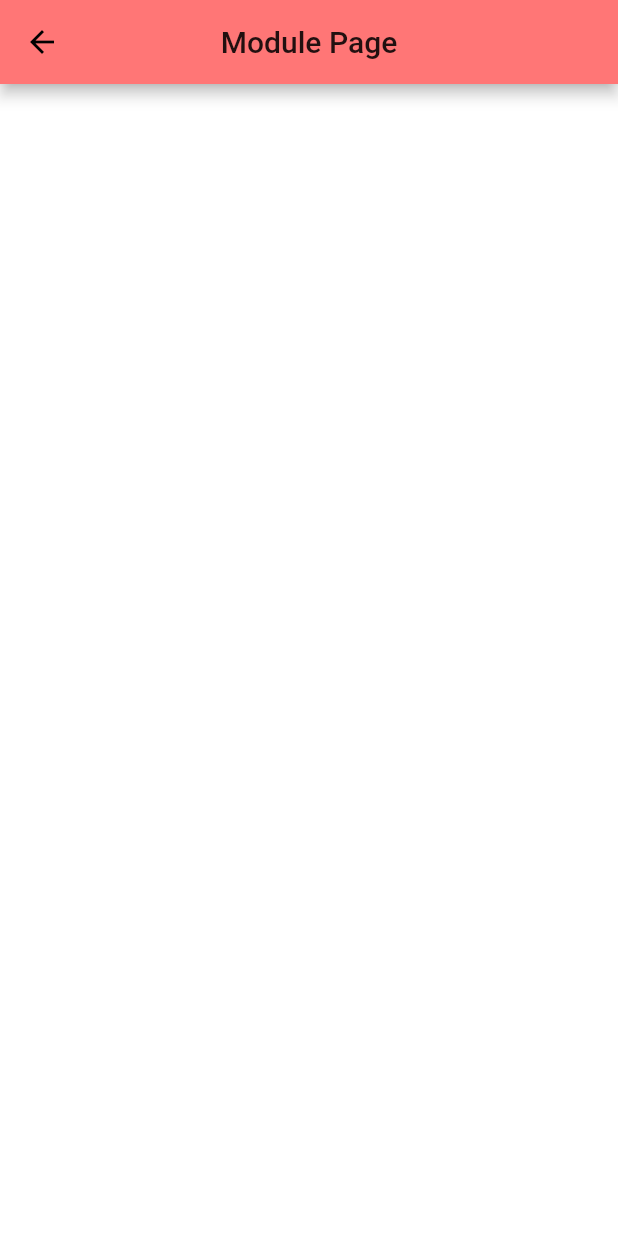
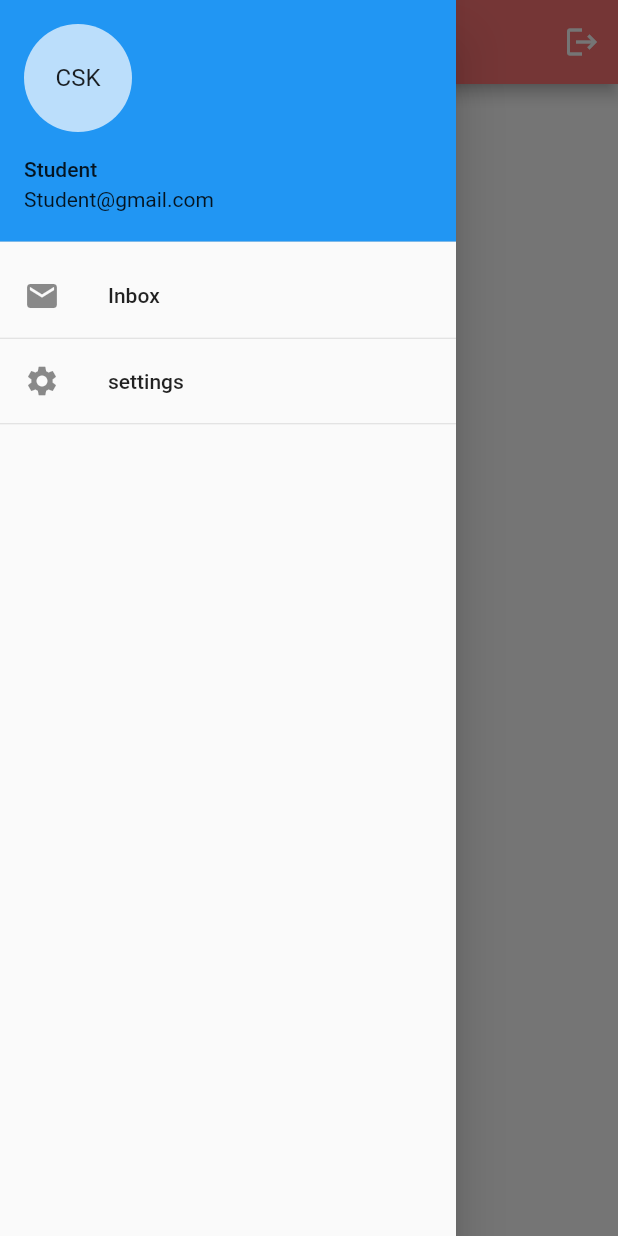
Before and after one commit to Ajiharan/ctse_flutter_project, a Flutter app: the StudentHome screen opened directly, with the side drawer open (before the commit the screen has no drawer), on a phone screen of 412 x 824 dp. Run offline on Flutter 3.47's test engine with Material 2 defaults, Android fonts, the phone set to English and light mode, and no system bars; our stand-ins replace cloud_firestore, firebase_auth, firebase_core, flutter_easyloading, flutter_svg, fluttertoast and 1 more; accounts and stored records are empty.

Commit message:
add home screen

```diff
--- a/lib/Student/BodyContainer.dart
+++ b/lib/Student/BodyContainer.dart
@@ -1,4 +1,7 @@
 import 'package:flutter/material.dart';
+import 'package:cloud_firestore/cloud_firestore.dart';
+
+import 'LectureData.dart';
 
 class BodyContainer extends StatefulWidget {
   const BodyContainer({Key? key}) : super(key: key);
@@ -10,6 +13,22 @@ class BodyContainer extends StatefulWidget {
 class _BodyContainerState extends State<BodyContainer> {
   @override
   Widget build(BuildContext context) {
-    return Container();
+    return StreamBuilder(
+      stream: FirebaseFirestore.instance.collection("modules").snapshots(),
+      builder: (BuildContext context, AsyncSnapshot<dynamic> snapshot) {
+        return !snapshot.hasData
+            ? Center(child: CircularProgressIndicator())
+            : ListView.builder(
+                itemCount: snapshot.data.docs.length,
+                itemBuilder: (context, index) {
+                  DocumentSnapshot data = snapshot.data.docs[index];
+                  return LectureData(
+                      id: data.id,
+                      description: data['description'],
+                      lecture: data['lecture']);
+                },
+              );
+      },
+    );
   }
 }
--- a/lib/Student/StudentHome.dart
+++ b/lib/Student/StudentHome.dart
@@ -1,3 +1,5 @@
+import 'package:ctse/Login/SignInScreen.dart';
+import 'package:firebase_auth/firebase_auth.dart';
 import 'package:flutter/material.dart';
 
 import 'BodyContainer.dart';
@@ -5,12 +7,65 @@ import 'BodyContainer.dart';
 class StudentHome extends StatelessWidget {
   const StudentHome({Key? key}) : super(key: key);
 
+  Future<void> _signOut(BuildContext context) async {
+    await FirebaseAuth.instance.signOut();
+    Navigator.push(
+      context,
+      MaterialPageRoute(
+        builder: (context) {
+          return LoginScreen();
+        },
+      ),
+    );
+  }
+
   @override
   Widget build(BuildContext context) {
     return Scaffold(
       appBar: AppBar(
-        title: Text('Module Page'),
+        title: Text(
+          'CTSE MODULE PAGE',
+          style: TextStyle(color: Colors.white),
+        ),
+        actions: [
+          IconButton(
+              onPressed: () {
+                _signOut(context);
+              },
+              icon: Icon(
+                Icons.logout,
+                color: Colors.white,
+              ))
+        ],
         centerTitle: true,
+      ),
+      drawer: Drawer(
+        elevation: 15.0,
+        child: Column(
+          children: [
+            UserAccountsDrawerHeader(
+              accountName: Text('Student'),
+              accountEmail: Text('Student@gmail.com'),
+              currentAccountPicture: CircleAvatar(
+                child: Text('CSK'),
+              ),
+            ),
+            ListTile(
+              title: Text('Inbox'),
+              leading: Icon(Icons.email),
+            ),
+            Divider(
+              height: 1.0,
+            ),
+            ListTile(
+              title: Text('settings'),
+              leading: Icon(Icons.settings),
+            ),
+            Divider(
+              height: 1.0,
+            ),
+          ],
+        ),
       ),
       body: BodyContainer(),
     );
--- a/pubspec.yaml
+++ b/pubspec.yaml
@@ -34,6 +34,8 @@ dependencies:
   flutter_svg: ^0.22.0
   hexcolor: ^2.0.4
   flutter_easyloading: ^3.0.0
+  cloud_firestore: ^2.2.0
+
 dev_dependencies:
   flutter_test:
     sdk: flutter
```
Also changed, not shown: lib/Home/BodyContainer.dart (+17 -0 lines), lib/Login/BodyContainer.dart (+14 -0 lines), lib/SignUp/BodyContainer.dart (+15 -0 lines), lib/Student/LectureData.dart (added, +115 -0 lines), pubspec.lock, 1 other file.
